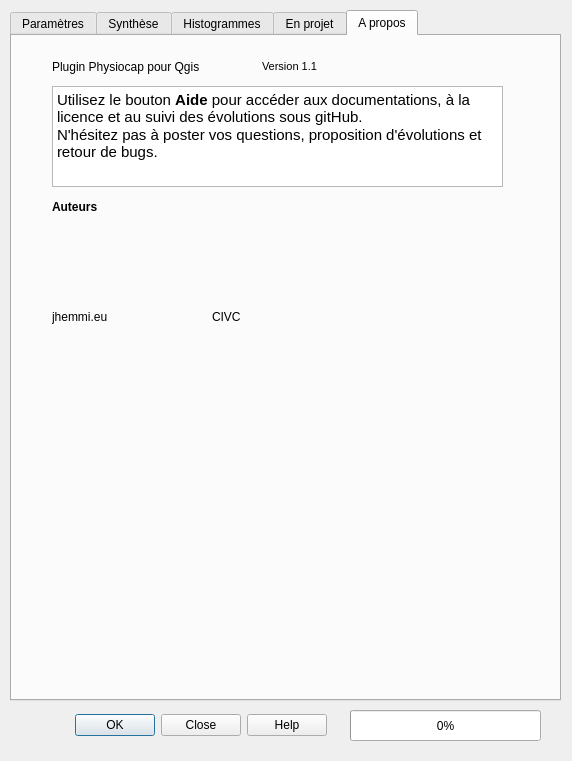
The window that Physiocap_dialog_base.ui (jhemmi/QgisPhysiocapPlugin) describes before a commit, drawn with Qt 5.
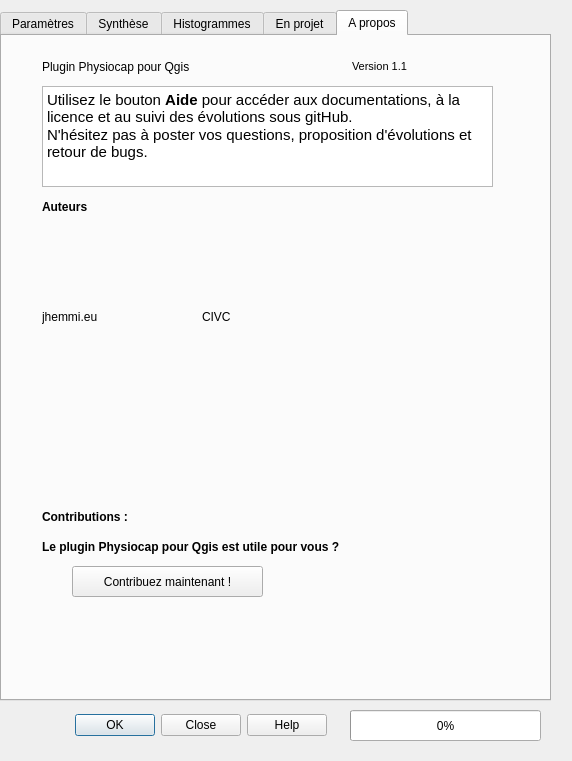
The same window after the commit. The open tabs and pages were chosen to show the change.

What changed in the file:
```diff
--- a/Physiocap_dialog_base.ui
+++ b/Physiocap_dialog_base.ui
@@ -38,7 +38,7 @@
    </property>
    <property name="geometry">
     <rect>
-     <x>10</x>
+     <x>0</x>
      <y>10</y>
      <width>551</width>
      <height>691</height>
@@ -1084,7 +1084,7 @@
      </property>
      <property name="geometry">
       <rect>
-       <x>250</x>
+       <x>350</x>
        <y>20</y>
        <width>71</width>
        <height>20</height>
@@ -1188,6 +1188,57 @@
       <string>Auteurs</string>
      </property>
     </widget>
+    <widget class="QLabel" name="label_104">
+     <property name="geometry">
+      <rect>
+       <x>40</x>
+       <y>470</y>
+       <width>351</width>
+       <height>21</height>
+      </rect>
+     </property>
+     <property name="font">
+      <font>
+       <weight>75</weight>
+       <bold>true</bold>
+      </font>
+     </property>
+     <property name="text">
+      <string>Contributions :  </string>
+     </property>
+    </widget>
+    <widget class="QPushButton" name="buttonContribuer">
+     <property name="geometry">
+      <rect>
+       <x>70</x>
+       <y>530</y>
+       <width>191</width>
+       <height>31</height>
+      </rect>
+     </property>
+     <property name="text">
+      <string>Contribuez maintenant !</string>
+     </property>
+    </widget>
+    <widget class="QLabel" name="label_105">
+     <property name="geometry">
+      <rect>
+       <x>40</x>
+       <y>500</y>
+       <width>351</width>
+       <height>21</height>
+      </rect>
+     </property>
+     <property name="font">
+      <font>
+       <weight>75</weight>
+       <bold>true</bold>
+      </font>
+     </property>
+     <property name="text">
+      <string>Le plugin Physiocap pour Qgis est utile pour vous ?</string>
+     </property>
+    </widget>
    </widget>
   </widget>
   <widget class="QProgressBar" name="progressBar">
```
Left out of the diff: 6 changed lines with no effect on the pictures.
